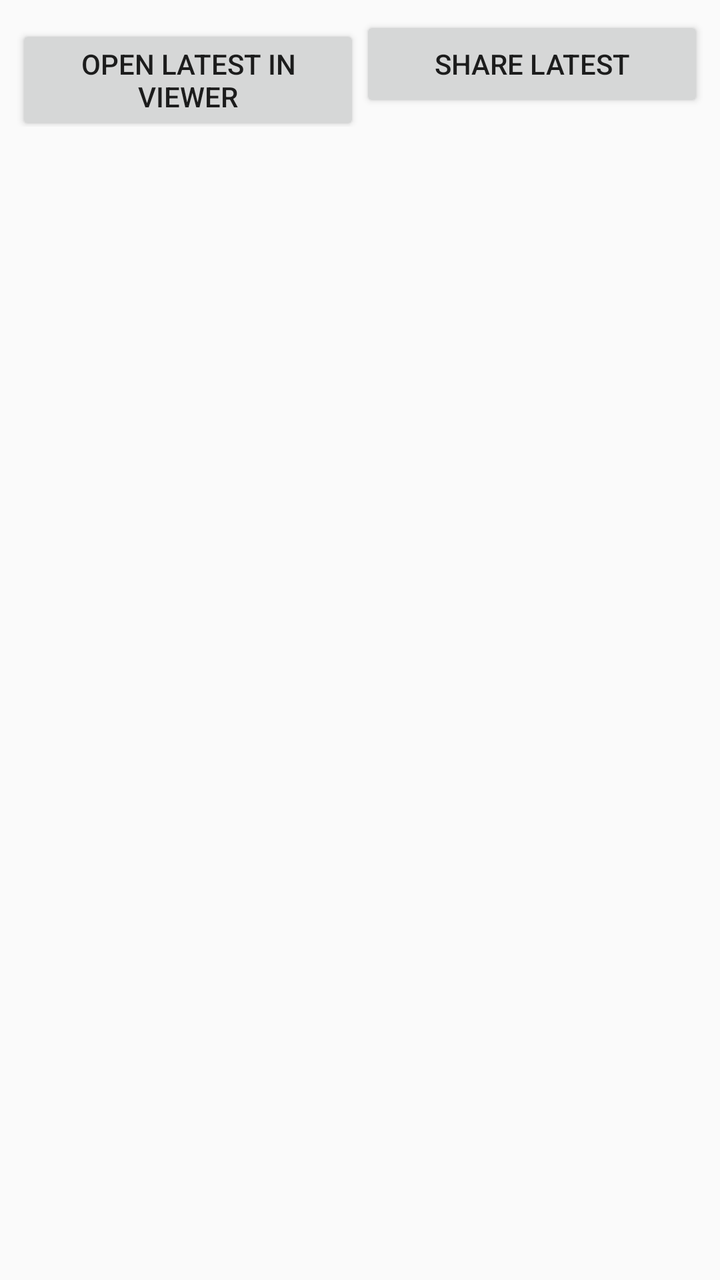
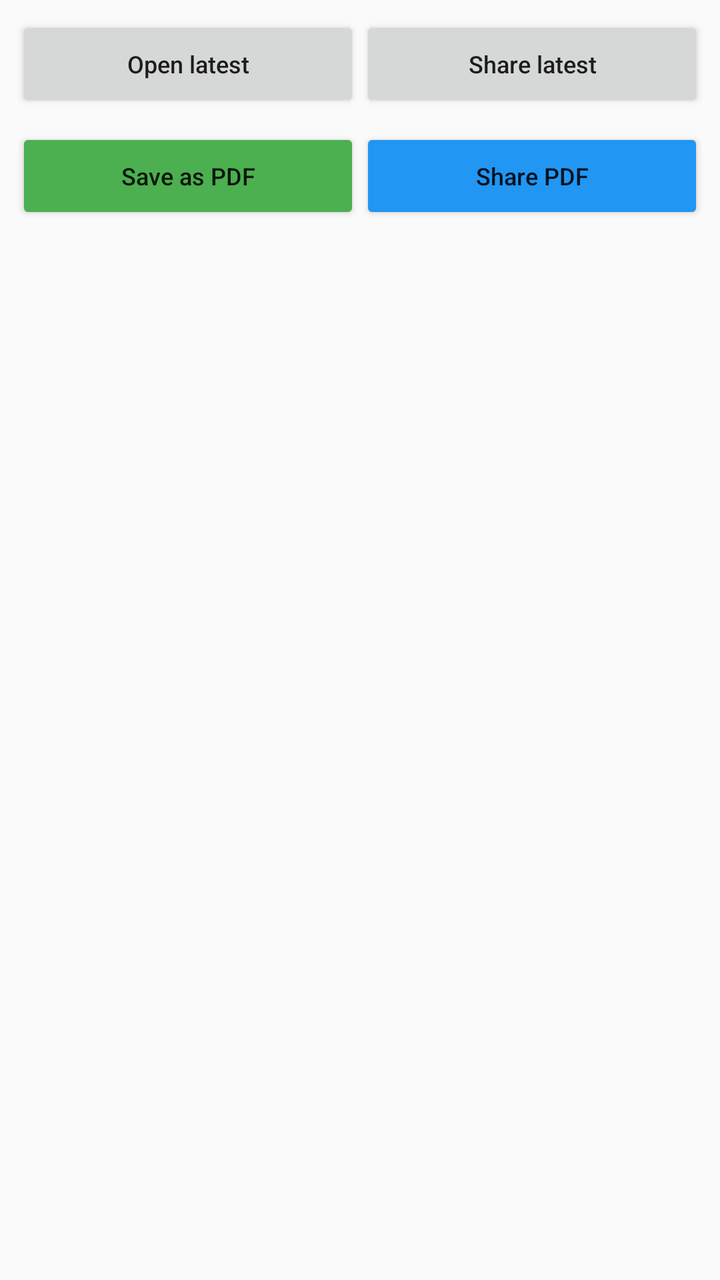

Compare the two renders of this Android layout. The source of the first and the diff that turns it into the second are given below.
<!-- AndroidManifest.xml: application theme Theme.AutoTap -->
<!-- res/layout/activity_results.xml -->
<?xml version="1.0" encoding="utf-8"?>
<LinearLayout xmlns:android="http://schemas.android.com/apk/res/android"
    android:layout_width="match_parent"
    android:layout_height="match_parent"
    android:orientation="vertical">

    <LinearLayout
        android:layout_width="match_parent"
        android:layout_height="wrap_content"
        android:orientation="horizontal"
        android:padding="8dp">

        <Button
            android:id="@+id/btnOpenExternal"
            android:layout_width="0dp"
            android:layout_weight="1"
            android:layout_height="wrap_content"
            android:text="Open latest in viewer" />

        <Button
            android:id="@+id/btnShare"
            android:layout_width="0dp"
            android:layout_weight="1"
            android:layout_height="wrap_content"
            android:text="Share latest" />
    </LinearLayout>

    <TextView
        android:id="@+id/tvEmpty"
        android:layout_width="match_parent"
        android:layout_height="wrap_content"
        android:padding="16dp"
        android:text="No capture results yet."
        android:visibility="gone" />

    <ScrollView
        android:layout_width="match_parent"
        android:layout_height="match_parent">

        <LinearLayout
            android:id="@+id/container"
            android:layout_width="match_parent"
            android:layout_height="wrap_content"
            android:orientation="vertical"
            android:padding="8dp" />
    </ScrollView>

</LinearLayout>
<!-- resources referenced by this layout -->
<resources>
  <style name="Theme.AutoTap" parent="Theme.AppCompat.Light.DarkActionBar">
          <item name="colorPrimary">@color/purple_500</item>
          <item name="colorPrimaryDark">@color/purple_700</item>
          <item name="colorAccent">@color/teal_200</item>
      </style>
  <color name="purple_500">#6750A4</color>
  <color name="purple_700">#4F378B</color>
  <color name="teal_200">#80CBC4</color>
</resources>

<!-- the commit's change to res/layout/activity_results.xml (unified diff, before → after) -->
@@ -15,14 +15,47 @@
             android:layout_width="0dp"
             android:layout_weight="1"
             android:layout_height="wrap_content"
-            android:text="Open latest in viewer" />
+            android:text="Open latest"
+            android:textAllCaps="false"
+            android:textSize="12sp" />
 
         <Button
             android:id="@+id/btnShare"
             android:layout_width="0dp"
             android:layout_weight="1"
             android:layout_height="wrap_content"
-            android:text="Share latest" />
+            android:text="Share latest"
+            android:textAllCaps="false"
+            android:textSize="12sp" />
+    </LinearLayout>
+
+    <LinearLayout
+        android:layout_width="match_parent"
+        android:layout_height="wrap_content"
+        android:orientation="horizontal"
+        android:paddingStart="8dp"
+        android:paddingEnd="8dp"
+        android:paddingBottom="8dp">
+
+        <Button
+            android:id="@+id/btnSavePdf"
+            android:layout_width="0dp"
+            android:layout_weight="1"
+            android:layout_height="wrap_content"
+            android:text="Save as PDF"
+            android:textAllCaps="false"
+            android:textSize="12sp"
+            android:backgroundTint="#4CAF50" />
+
+        <Button
+            android:id="@+id/btnSharePdf"
+            android:layout_width="0dp"
+            android:layout_weight="1"
+            android:layout_height="wrap_content"
+            android:text="Share PDF"
+            android:textAllCaps="false"
+            android:textSize="12sp"
+            android:backgroundTint="#2196F3" />
     </LinearLayout>
 
     <TextView
